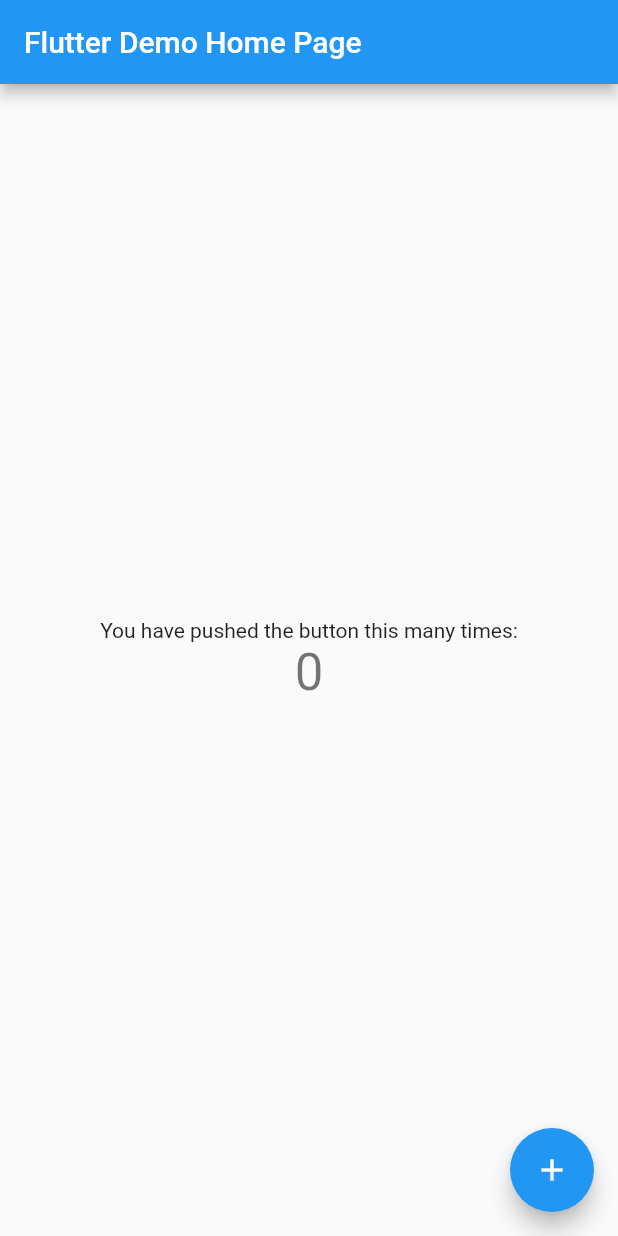
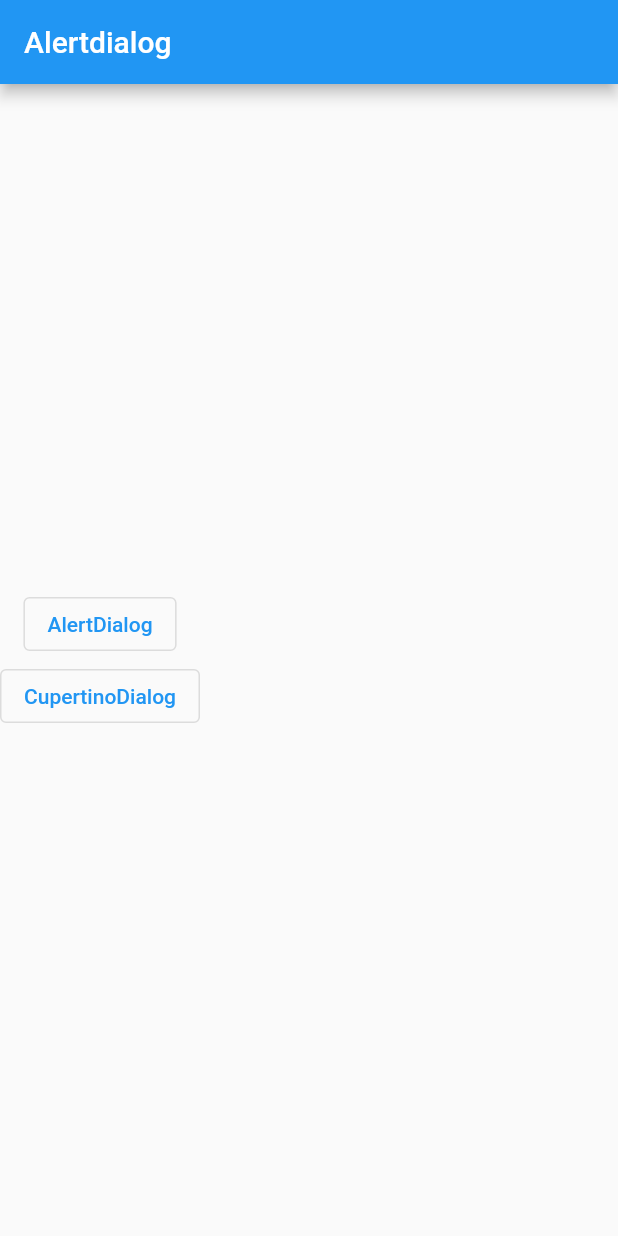
Before and after one commit to amirdev25/Alertdialog-in-Flutter, a Flutter app: the screen it shows after launch, on a phone screen of 412 x 824 dp. Run offline on Flutter 3.47's test engine with Material 2 defaults, Android fonts, the phone set to English and light mode, and no system bars.

Commit message:
Date: 10.01.2023

```diff
--- a/lib/main.dart
+++ b/lib/main.dart
@@ -1,115 +1,17 @@
+import 'package:alertdialog_in_flutter/ui/home_page.dart';
 import 'package:flutter/material.dart';
 
 void main() {
-  runApp(const MyApp());
+  runApp(const AlertDialogApp());
 }
 
-class MyApp extends StatelessWidget {
-  const MyApp({super.key});
+class AlertDialogApp extends StatelessWidget {
+  const AlertDialogApp({Key? key}) : super(key: key);
 
-  // This widget is the root of your application.
   @override
   Widget build(BuildContext context) {
-    return MaterialApp(
-      title: 'Flutter Demo',
-      theme: ThemeData(
-        // This is the theme of your application.
-        //
-        // Try running your application with "flutter run". You'll see the
-        // application has a blue toolbar. Then, without quitting the app, try
-        // changing the primarySwatch below to Colors.green and then invoke
-        // "hot reload" (press "r" in the console where you ran "flutter run",
-        // or simply save your changes to "hot reload" in a Flutter IDE).
-        // Notice that the counter didn't reset back to zero; the application
-        // is not restarted.
-        primarySwatch: Colors.blue,
-      ),
-      home: const MyHomePage(title: 'Flutter Demo Home Page'),
+    return const MaterialApp(
+      home: HomePage(),
     );
   }
 }
-
-class MyHomePage extends StatefulWidget {
-  const MyHomePage({super.key, required this.title});
-
-  // This widget is the home page of your application. It is stateful, meaning
-  // that it has a State object (defined below) that contains fields that affect
-  // how it looks.
-
-  // This class is the configuration for the state. It holds the values (in this
-  // case the title) provided by the parent (in this case the App widget) and
-  // used by the build method of the State. Fields in a Widget subclass are
-  // always marked "final".
-
-  final String title;
-
-  @override
-  State<MyHomePage> createState() => _MyHomePageState();
-}
-
-class _MyHomePageState extends State<MyHomePage> {
-  int _counter = 0;
-
-  void _incrementCounter() {
-    setState(() {
-      // This call to setState tells the Flutter framework that something has
-      // changed in this State, which causes it to rerun the build method below
-      // so that the display can reflect the updated values. If we changed
-      // _counter without calling setState(), then the build method would not be
-      // called again, and so nothing would appear to happen.
-      _counter++;
-    });
-  }
-
-  @override
-  Widget build(BuildContext context) {
-    // This method is rerun every time setState is called, for instance as done
-    // by the _incrementCounter method above.
-    //
-    // The Flutter framework has been optimized to make rerunning build methods
-    // fast, so that you can just rebuild anything that needs updating rather
-    // than having to individually change instances of widgets.
-    return Scaffold(
-      appBar: AppBar(
-        // Here we take the value from the MyHomePage object that was created by
-        // the App.build method, and use it to set our appbar title.
-        title: Text(widget.title),
-      ),
-      body: Center(
-        // Center is a layout widget. It takes a single child and positions it
-        // in the middle of the parent.
-        child: Column(
-          // Column is also a layout widget. It takes a list of children and
-          // arranges them vertically. By default, it sizes itself to fit its
-          // children horizontally, and tries to be as tall as its parent.
-          //
-          // Invoke "debug painting" (press "p" in the console, choose the
-          // "Toggle Debug Paint" action from the Flutter Inspector in Android
-          // Studio, or the "Toggle Debug Paint" command in Visual Studio Code)
-          // to see the wireframe for each widget.
-          //
-          // Column has various properties to control how it sizes itself and
-          // how it positions its children. Here we use mainAxisAlignment to
-          // center the children vertically; the main axis here is the vertical
-          // axis because Columns are vertical (the cross axis would be
-          // horizontal).
-          mainAxisAlignment: MainAxisAlignment.center,
-          children: <Widget>[
-            const Text(
-              'You have pushed the button this many times:',
-            ),
-            Text(
-              '$_counter',
-              style: Theme.of(context).textTheme.headline4,
-            ),
-          ],
-        ),
-      ),
-      floatingActionButton: FloatingActionButton(
-        onPressed: _incrementCounter,
-        tooltip: 'Increment',
-        child: const Icon(Icons.add),
-      ), // This trailing comma makes auto-formatting nicer for build methods.
-    );
-  }
-}
--- /dev/null
+++ b/lib/ui/home_page.dart
@@ -0,0 +1,82 @@
+import 'package:flutter/cupertino.dart';
+import 'package:flutter/material.dart';
+
+class HomePage extends StatelessWidget {
+  const HomePage({Key? key}) : super(key: key);
+
+  @override
+  Widget build(BuildContext context) {
+    return Scaffold(
+      appBar: AppBar(
+        title: const Text("Alertdialog"),
+      ),
+      body: HomePageBody(),
+    );
+  }
+}
+
+class HomePageBody extends StatefulWidget {
+  const HomePageBody({Key? key}) : super(key: key);
+
+  @override
+  State<HomePageBody> createState() => _HomePageBodyState();
+}
+
+class _HomePageBodyState extends State<HomePageBody> {
+  @override
+  Widget build(BuildContext context) {
+    return Column(
+      mainAxisAlignment: MainAxisAlignment.center,
+      children: [
+        OutlinedButton(
+          onPressed: showAlertDialog,
+          child: const Text("AlertDialog"),
+        ),
+        OutlinedButton(
+          onPressed: showCupertinoDialog,
+          child: const Text("CupertinoDialog"),
+        )
+      ],
+    );
+  }
+
+  Future showAlertDialog() {
+    return showDialog(
+      context: context,
+      builder: (context) => AlertDialog(
+        title: const Text("Title"),
+        content: const Text("This is main body"),
+        actions: [
+          TextButton(
+            onPressed: () {},
+            child: const Text("Ok"),
+          ),
+          TextButton(
+            onPressed: () {},
+            child: const Text("Cancel"),
+          ),
+        ],
+      ),
+    );
+  }
+
+  Future showCupertinoDialog() {
+    return showDialog(
+      context: context,
+      builder: (context) => CupertinoAlertDialog(
+        title: const Text("Title"),
+        content: const Text("This is main body"),
+        actions: [
+          TextButton(
+            onPressed: () {},
+            child: const Text("Ok"),
+          ),
+          TextButton(
+            onPressed: () {},
+            child: const Text("Cancel"),
+          ),
+        ],
+      ),
+    );
+  }
+}
```
Also changed, not shown: 1 other file.
